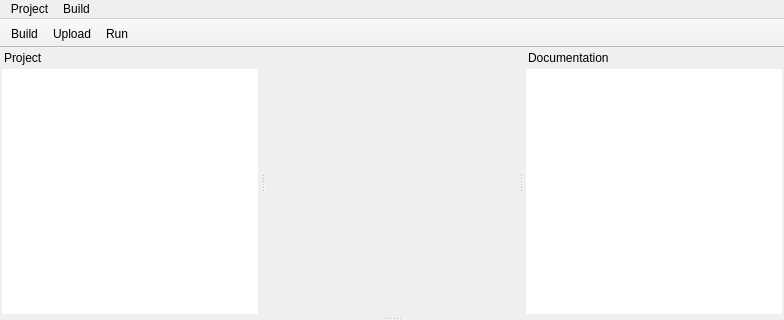
StrideLang/Stride, file editor/projectwindow.ui: the form before one commit; both pictures show x 0 to 784 and y 0 to 320 of the 784 by 559 pixel window.
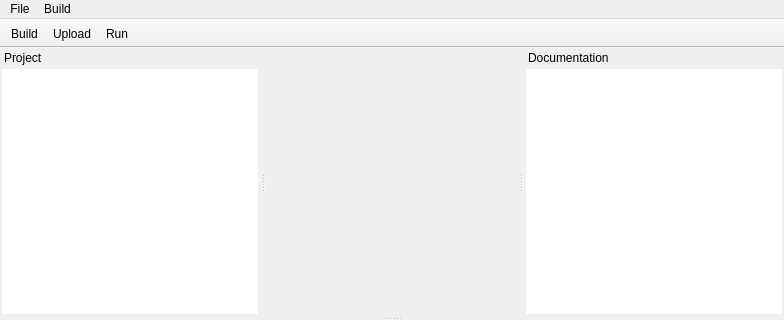
The form after the commit.

Commit message: Fixed saving and loading files in separate tabs.

```diff
--- a/editor/projectwindow.ui
+++ b/editor/projectwindow.ui
@@ -265,7 +265,7 @@
    </property>
    <widget class="QMenu" name="menuProject">
     <property name="title">
-     <string>Project</string>
+     <string>File</string>
     </property>
     <widget class="QMenu" name="menuTarget">
      <property name="title">
```
Left out of the diff: 22 changed lines with no effect on the pictures. The commit also changes 2 other files.
